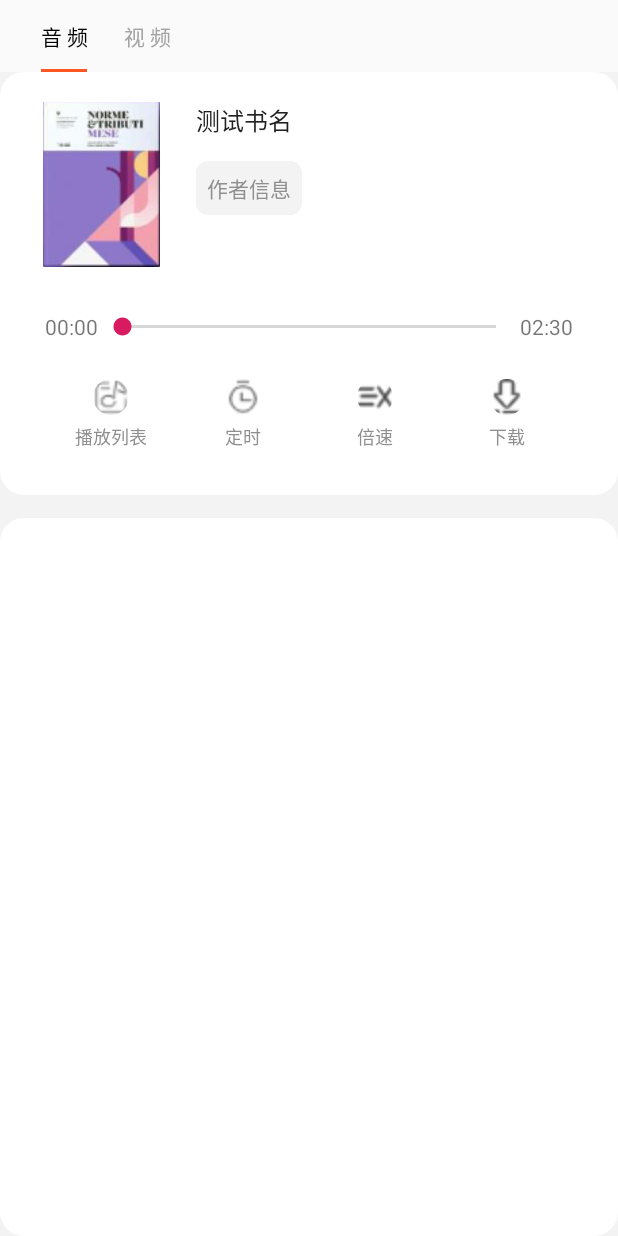
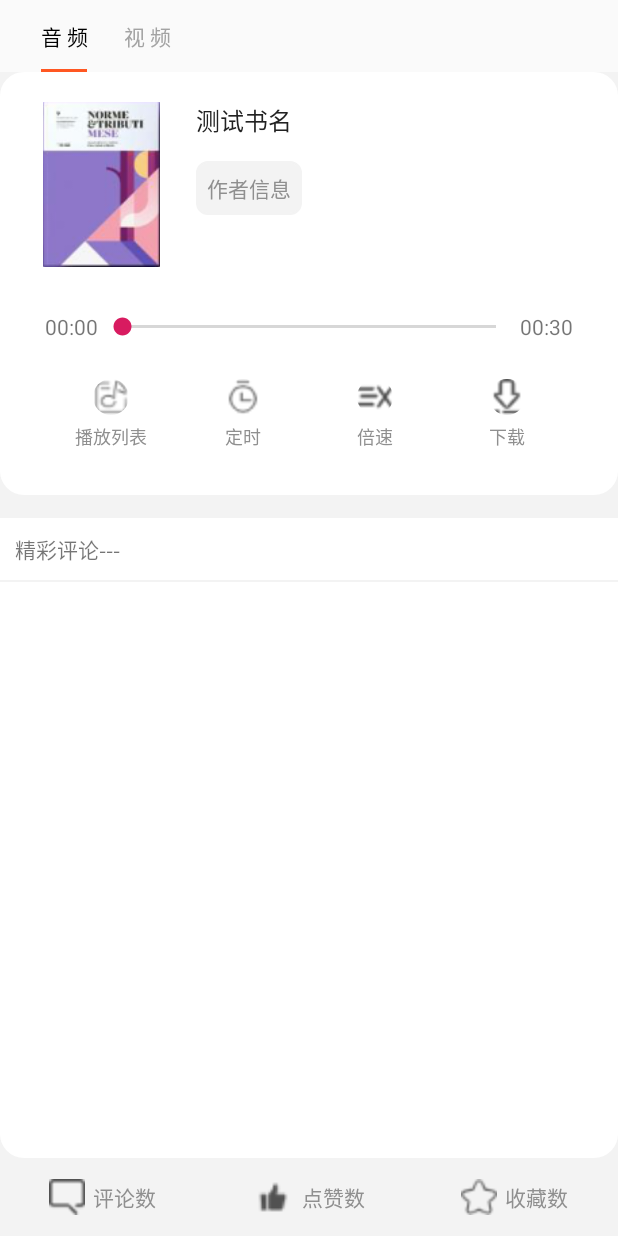
Before and after one commit to brokes6/Reading, an Android app: the ReadActivity screen opened directly, with no data from a screen before it, on a phone screen of 412 x 824 dp. Run offline under Robolectric (Android 15) with nearby library versions, the phone set to English and light mode, and no system bars; our stand-ins replace CircleImageView, data binding; libraries missing offline, so code that uses them is left out: com.sdx.statusbar; 2 statements that could not run were skipped.

Commit message:
阅读界面（播放进度条)

```diff
--- a/app/build.gradle
+++ b/app/build.gradle
@@ -41,4 +41,6 @@ dependencies {
     implementation 'de.hdodenhof:circleimageview:2.1.0'
     //Tab
     implementation "com.google.android.material:material:1.0.0"
+    //状态栏
+    implementation 'com.github.NameZIKANG:EStatusBar:1.0.3'
 }
--- a/app/src/main/AndroidManifest.xml
+++ b/app/src/main/AndroidManifest.xml
@@ -1,6 +1,8 @@
 <?xml version="1.0" encoding="utf-8"?>
 <manifest xmlns:android="http://schemas.android.com/apk/res/android"
     package="com.example.reading">
+    <uses-permission android:name="android.permission.INTERNET" />
+    <uses-permission android:name="android.permission.WAKE_LOCK" />
 
     <application
         android:allowBackup="true"
--- a/app/src/main/java/com/example/reading/Activity/LoginActivity.java
+++ b/app/src/main/java/com/example/reading/Activity/LoginActivity.java
@@ -11,13 +11,14 @@ import android.widget.Button;
 
 import com.example.reading.MainActivity;
 import com.example.reading.R;
+import com.example.reading.ToolClass.BaseActivity;
 import com.example.reading.databinding.LoginBinding;
 
 import me.jessyan.autosize.internal.CustomAdapt;
 /**
  * CustomAdapt 设置
  */
-public class LoginActivity extends AppCompatActivity implements CustomAdapt {
+public class LoginActivity extends BaseActivity implements CustomAdapt {
     LoginBinding binding;
     /**
      * 关于屏幕适配，需要适配的屏幕就继承CustomAdapt，然后实现两个接口就ok了
--- a/app/src/main/java/com/example/reading/Activity/ReadActivity.java
+++ b/app/src/main/java/com/example/reading/Activity/ReadActivity.java
@@ -8,11 +8,14 @@ import androidx.fragment.app.Fragment;
 import androidx.fragment.app.FragmentManager;
 import androidx.fragment.app.FragmentPagerAdapter;
 
+import android.os.Build;
 import android.os.Bundle;
+import android.view.View;
 
 import com.example.reading.Fragment.AudioFrequency;
 import com.example.reading.Fragment.VideoFragment;
 import com.example.reading.R;
+import com.example.reading.ToolClass.BaseActivity;
 import com.example.reading.databinding.ReadbookBinding;
 
 import java.util.ArrayList;
@@ -21,7 +24,7 @@ import java.util.List;
 /**
  * 阅读书籍页面
  */
-public class ReadActivity extends AppCompatActivity {
+public class ReadActivity extends BaseActivity {
     ReadbookBinding binding;
     static final int NUM_ITEMS = 2;
     private String[] strings = new String[]{"音 频","视 频"};
@@ -33,6 +36,10 @@ public class ReadActivity extends AppCompatActivity {
         ActionBar actionbar = getSupportActionBar();
         if (actionbar != null) {
             actionbar.hide();
+        }
+        if (android.os.Build.VERSION.SDK_INT >= Build.VERSION_CODES.M) {
+            //修改为深色，因为我们把状态栏的背景色修改为主题色白色，默认的文字及图标颜色为白色，导致看不到了。
+            getWindow().getDecorView().setSystemUiVisibility(View.SYSTEM_UI_FLAG_LIGHT_STATUS_BAR);
         }
         fragmentList.add(new AudioFrequency());
         fragmentList.add(new VideoFragment());
--- a/app/src/main/java/com/example/reading/Fragment/AudioFrequency.java
+++ b/app/src/main/java/com/example/reading/Fragment/AudioFrequency.java
@@ -1,9 +1,14 @@
 package com.example.reading.Fragment;
 
+import android.media.MediaPlayer;
+import android.net.Uri;
 import android.os.Bundle;
+import android.util.Log;
 import android.view.LayoutInflater;
 import android.view.View;
 import android.view.ViewGroup;
+import android.widget.SeekBar;
+import android.widget.Toast;
 
 import androidx.annotation.NonNull;
 import androidx.annotation.Nullable;
@@ -12,11 +17,23 @@ import androidx.fragment.app.Fragment;
 
 import com.example.reading.R;
 import com.example.reading.databinding.AudioBinding;
+
+import java.io.IOException;
+import java.util.Timer;
+import java.util.TimerTask;
+import java.util.concurrent.ExecutorService;
+import java.util.concurrent.Executors;
+
+import static androidx.constraintlayout.widget.Constraints.TAG;
+
 /**
  * 阅读书籍页面
  */
 public class AudioFrequency extends Fragment {
+    private Timer timer;//定时器
     AudioBinding binding;
+    private MediaPlayer mediaPlayer;
+    private boolean isSeekbarChaning;//互斥变量，防止进度条和定时器冲突。
     @Override
     public void onCreate(@Nullable Bundle savedInstanceState) {
         super.onCreate(savedInstanceState);
@@ -28,12 +45,116 @@ public class AudioFrequency extends Fragment {
         binding = DataBindingUtil.inflate(inflater, R.layout.audio,container,false);
         initView();
         initData();
+        initMediaPlayer();
         return binding.getRoot();
     }
-    public void initView(){
+    // 初始化MediaPlayer
+    private void initMediaPlayer() {
+        try {
+            mediaPlayer.setDataSource("https://sharefs.yun.kugou.com/202002031427/2411990b134976aad043ebeeca1e08a6/G007/M04/0B/09/Rw0DAFT-lo-AAOn_AD8-rKeN46k913.mp3");
+            mediaPlayer.prepare();
+        } catch (IOException e) {
+            e.printStackTrace();
+        }
+        int duration2 = mediaPlayer.getDuration() / 1000;
+        int position = mediaPlayer.getCurrentPosition();
+        binding.tvStart.setText(calculateTime(position / 1000));
+        binding.tvEnd.setText(calculateTime(duration2));
 
     }
+    public void initView(){
+        mediaPlayer = new MediaPlayer();
+        binding.authorBookimg.setOnClickListener(new View.OnClickListener() {
+            @Override
+            public void onClick(View v) {
+                play();
+            }
+        });
+        //绑定监听器，监听拖动到指定位置
+        binding.seekBar.setOnSeekBarChangeListener(new SeekBar.OnSeekBarChangeListener() {
+            @Override
+            public void onProgressChanged(SeekBar seekBar, int progress, boolean fromUser) {
+                int duration2 = mediaPlayer.getDuration() / 1000;//获取音乐总时长
+                int position = mediaPlayer.getCurrentPosition();//获取当前播放的位置
+                binding.tvStart.setText(calculateTime(position / 1000));//开始时间
+                binding.tvEnd.setText(calculateTime(duration2));//总时长
+            }
+            @Override
+            public void onStartTrackingTouch(SeekBar seekBar) {
+                isSeekbarChaning = true;
+            }
+            @Override
+            public void onStopTrackingTouch(SeekBar seekBar) {
+                isSeekbarChaning = false;
+                mediaPlayer.seekTo(seekBar.getProgress());//在当前位置播放
+                binding.tvStart.setText(calculateTime(mediaPlayer.getCurrentPosition() / 1000));
+            }
+        });
+    }
     public void initData(){
+    }
+    @Override
+    public void onDestroy() {
+        super.onDestroy();
+        if (mediaPlayer != null) {
+            mediaPlayer.stop();
+            mediaPlayer.release();
+        }
+    }
+    public void play(){
+        if (mediaPlayer.isPlaying()){
+            mediaPlayer.pause();
+            Toast.makeText(getContext(),"停止播放",Toast.LENGTH_SHORT).show();
+        }else{
+            mediaPlayer.start();
+            int duration = mediaPlayer.getDuration();//获取音乐总时间
+            binding.seekBar.setMax(duration);//将音乐总时间设置为Seekbar的最大值
+            timer = new Timer();//时间监听器
+            timer.schedule(new TimerTask() {
+                @Override
+                public void run() {
+                    if(!isSeekbarChaning){
+                        binding.seekBar.setProgress(mediaPlayer.getCurrentPosition());
+                    }
+                }
+            },0,50);
+            Toast.makeText(getContext(),"开始播放",Toast.LENGTH_SHORT).show();
+        }
+    }
+    //计算播放时间
+    public String calculateTime(int time){
+        int minute;
+        int second;
+        if(time > 60){
+            minute = time / 60;
+            second = time % 60;
+            //分钟再0~9
+            if(minute >= 0 && minute < 10){
+                //判断秒
+                if(second >= 0 && second < 10){
+                    return "0"+minute+":"+"0"+second;
+                }else {
+                    return "0"+minute+":"+second;
+                }
+            }else {
+                //分钟大于10再判断秒
+                if(second >= 0 && second < 10){
+                    return minute+":"+"0"+second;
+                }else {
+                    return minute+":"+second;
+                }
+            }
+        }else if(time < 60){
+            second = time;
+            if(second >= 0 && second < 10){
+                return "00:"+"0"+second;
+            }else {
+                return "00:"+ second;
+            }
+        }
+        return null;
+    }
 
-    }
+
+
 }
--- a/app/src/main/res/layout/audio.xml
+++ b/app/src/main/res/layout/audio.xml
@@ -61,19 +61,19 @@
                             android:paddingRight="10dp">
                             //设置“当前歌曲时间”
                             <TextView
-                                android:id="@+id/listen_current_tv"
+                                android:id="@+id/tv_start"
                                 android:layout_width="wrap_content"
                                 android:layout_height="wrap_content"
                                 android:text="00:00" />
                             //设置“进度条”
                             <SeekBar
-                                android:id="@+id/listen_jindutiao_sb"
+                                android:id="@+id/seekBar"
                                 android:layout_width="0dp"
                                 android:layout_height="match_parent"
                                 android:layout_weight="1" />
                             //设置“歌曲总时长”
                             <TextView
-                                android:id="@+id/listen_length_tv"
+                                android:id="@+id/tv_end"
                                 android:layout_width="wrap_content"
                                 android:layout_height="wrap_content"
                                 android:text="02:30" />
@@ -175,13 +175,91 @@
                     </RelativeLayout>
             </LinearLayout>
         //播放界面结束
-    <LinearLayout
-        android:layout_marginTop="15dp"
-        android:layout_width="match_parent"
-        android:layout_height="match_parent"
-        android:background="@drawable/fillet_background"
-        android:orientation="vertical">
 
-    </LinearLayout>
+        <LinearLayout
+            android:layout_width="match_parent"
+            android:layout_height="0dp"
+            android:layout_weight="1"
+            android:layout_marginTop="15dp"
+            android:background="@drawable/fillet_background"
+            android:orientation="vertical">
+                <LinearLayout
+                    android:layout_width="match_parent"
+                    android:layout_height="wrap_content"
+                    android:background="#FFFFFF"
+                    android:orientation="horizontal">
+                        <TextView
+                            android:padding="10dp"
+                            android:layout_width="wrap_content"
+                            android:layout_height="wrap_content"
+                            android:text="精彩评论---"/>
+                </LinearLayout>
+                <TextView
+                    android:layout_width="match_parent"
+                    android:layout_height="1dp"
+                    android:background="#F3F3F3"/>
+        </LinearLayout>
+        <LinearLayout
+            android:layout_gravity="bottom"
+            android:layout_width="match_parent"
+            android:layout_height="wrap_content"
+            android:paddingTop="12dp"
+            android:paddingBottom="12dp"
+            android:orientation="horizontal">
+            <LinearLayout
+                android:layout_width="0dp"
+                android:layout_height="match_parent"
+                android:layout_weight="1"
+                android:gravity="center"
+                android:orientation="horizontal">
+                <ImageView
+                    android:layout_width="24dp"
+                    android:layout_height="24dp"
+                    android:src="@drawable/comments" />
+                <TextView
+                    android:layout_width="wrap_content"
+                    android:layout_height="wrap_content"
+                    android:textColor="#8F8F8F"
+                    android:textSize="14sp"
+                    android:paddingLeft="5dp"
+                    android:text="评论数" />
+            </LinearLayout>
+            <LinearLayout
+                android:layout_width="0dp"
+                android:layout_height="match_parent"
+                android:layout_weight="1"
+                android:gravity="center"
+                android:orientation="horizontal">
+                <ImageView
+                    android:layout_width="28dp"
+                    android:layout_height="28dp"
+                    android:src="@drawable/likes" />
+                <TextView
+                    android:layout_width="wrap_content"
+                    android:layout_height="wrap_content"
+                    android:textColor="#8F8F8F"
+                    android:textSize="14sp"
+                    android:paddingLeft="5dp"
+                    android:text="点赞数" />
+            </LinearLayout>
+            <LinearLayout
+                android:layout_width="0dp"
+                android:layout_height="match_parent"
+                android:layout_weight="1"
+                android:gravity="center"
+                android:orientation="horizontal">
+                <ImageView
+                    android:layout_width="24dp"
+                    android:layout_height="24dp"
+                    android:src="@drawable/favorites" />
+                <TextView
+                    android:layout_width="wrap_content"
+                    android:layout_height="wrap_content"
+                    android:textColor="#8F8F8F"
+                    android:textSize="14sp"
+                    android:paddingLeft="5dp"
+                    android:text="收藏数" />
+            </LinearLayout>
+        </LinearLayout>
     </LinearLayout>
 </layout>
```
Also changed, not shown: app/src/main/java/com/example/reading/MainActivity.java (+7 -1 lines), app/src/main/java/com/example/reading/ToolClass/BaseActivity.java (+10 -1 lines), app/src/main/res/layout/activity_main.xml (+6 -5 lines), app/src/main/res/layout/homefragment.xml (+4 -3 lines), app/src/main/res/drawable-xhdpi/comments.png (added), app/src/main/res/drawable-xhdpi/favorites.png (added), app/src/main/res/drawable-xhdpi/likes.png (added).
